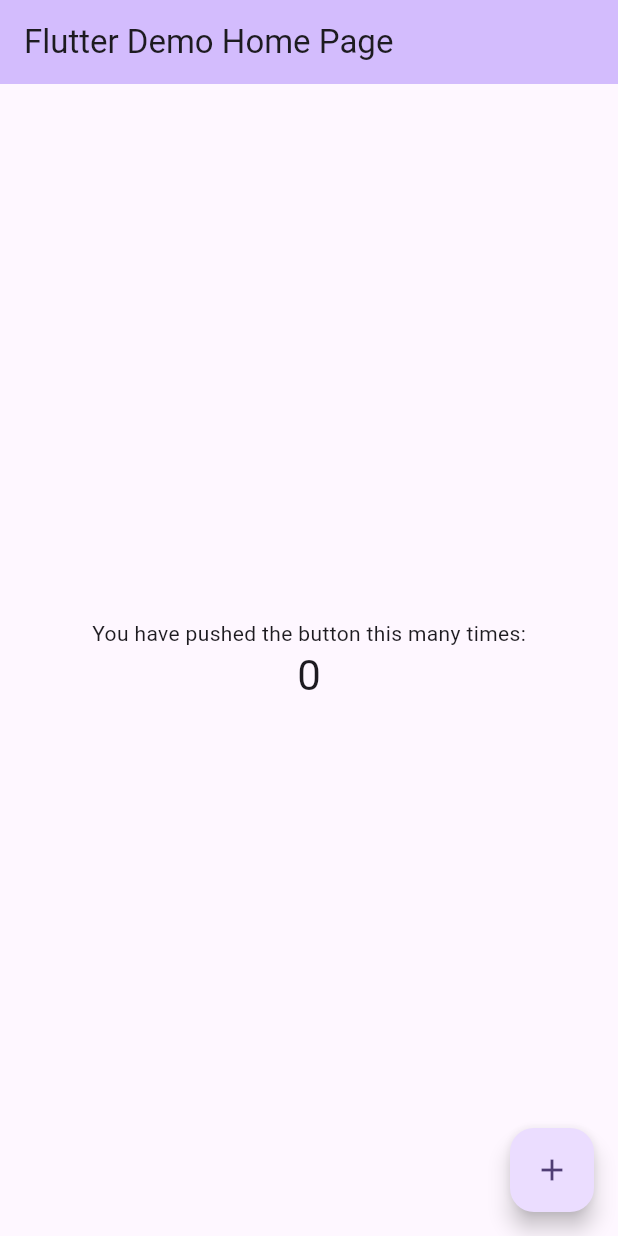
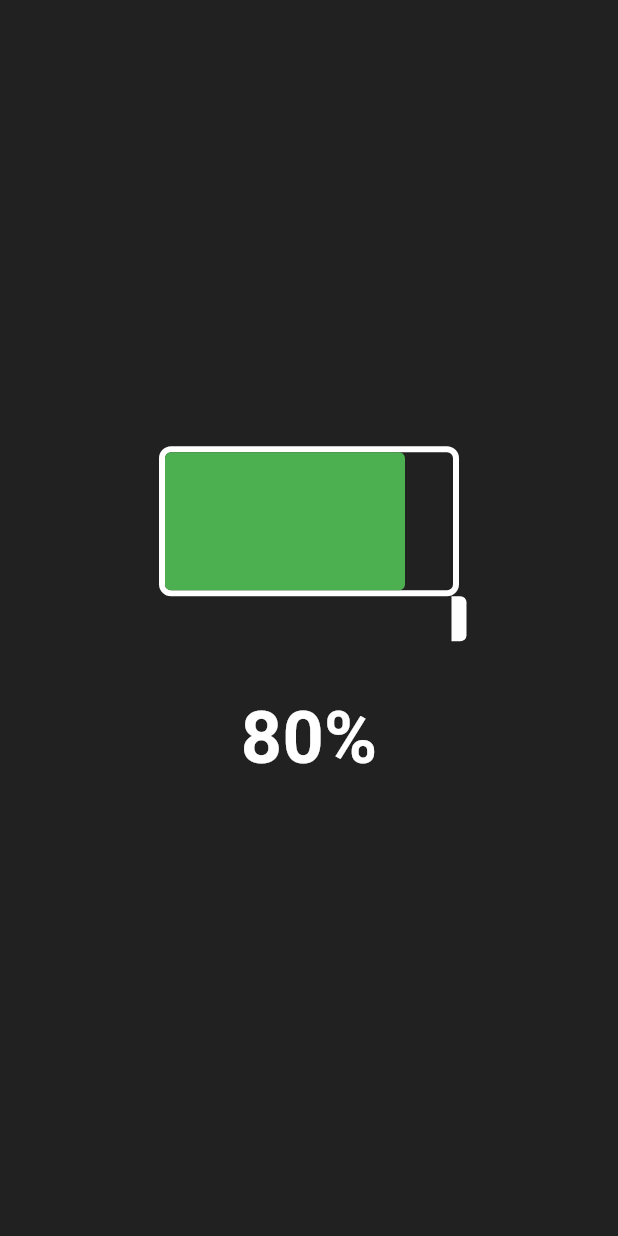
Before and after one commit to hungsean/my_maid, a Flutter app: the screen it shows after launch, on a phone screen of 412 x 824 dp. Run offline on Flutter 3.47's test engine with Material 3 defaults, Android fonts, the phone set to English and light mode, and no system bars.

Commit message:
✨ Add battery monitoring UI structure
- Create BatteryScreen as main app home
- Add battery_widget for battery status display
- Clean up Flutter boilerplate code
- Update app theme to green color scheme

🤖 Generated with Claude Code

Co-Authored-By: Claude <noreply@anthropic.com>

```diff
--- a/lib/main.dart
+++ b/lib/main.dart
@@ -1,4 +1,5 @@
 import 'package:flutter/material.dart';
+import 'screens/battery_screen.dart';
 
 void main() {
   runApp(const MyApp());
@@ -7,116 +8,15 @@ void main() {
 class MyApp extends StatelessWidget {
   const MyApp({super.key});
 
-  // This widget is the root of your application.
   @override
   Widget build(BuildContext context) {
     return MaterialApp(
-      title: 'Flutter Demo',
+      title: '電量監控',
       theme: ThemeData(
-        // This is the theme of your application.
-        //
-        // TRY THIS: Try running your application with "flutter run". You'll see
-        // the application has a purple toolbar. Then, without quitting the app,
-        // try changing the seedColor in the colorScheme below to Colors.green
-        // and then invoke "hot reload" (save your changes or press the "hot
-        // reload" button in a Flutter-supported IDE, or press "r" if you used
-        // the command line to start the app).
-        //
-        // Notice that the counter didn't reset back to zero; the application
-        // state is not lost during the reload. To reset the state, use hot
-        // restart instead.
-        //
-        // This works for code too, not just values: Most code changes can be
-        // tested with just a hot reload.
-        colorScheme: ColorScheme.fromSeed(seedColor: Colors.deepPurple),
+        colorScheme: ColorScheme.fromSeed(seedColor: Colors.green),
+        useMaterial3: true,
       ),
-      home: const MyHomePage(title: 'Flutter Demo Home Page'),
+      home: const BatteryScreen(),
     );
   }
 }
-
-class MyHomePage extends StatefulWidget {
-  const MyHomePage({super.key, required this.title});
-
-  // This widget is the home page of your application. It is stateful, meaning
-  // that it has a State object (defined below) that contains fields that affect
-  // how it looks.
-
-  // This class is the configuration for the state. It holds the values (in this
-  // case the title) provided by the parent (in this case the App widget) and
-  // used by the build method of the State. Fields in a Widget subclass are
-  // always marked "final".
-
-  final String title;
-
-  @override
-  State<MyHomePage> createState() => _MyHomePageState();
-}
-
-class _MyHomePageState extends State<MyHomePage> {
-  int _counter = 0;
-
-  void _incrementCounter() {
-    setState(() {
-      // This call to setState tells the Flutter framework that something has
-      // changed in this State, which causes it to rerun the build method below
-      // so that the display can reflect the updated values. If we changed
-      // _counter without calling setState(), then the build method would not be
-      // called again, and so nothing would appear to happen.
-      _counter++;
-    });
-  }
-
-  @override
-  Widget build(BuildContext context) {
-    // This method is rerun every time setState is called, for instance as done
-    // by the _incrementCounter method above.
-    //
-    // The Flutter framework has been optimized to make rerunning build methods
-    // fast, so that you can just rebuild anything that needs updating rather
-    // than having to individually change instances of widgets.
-    return Scaffold(
-      appBar: AppBar(
-        // TRY THIS: Try changing the color here to a specific color (to
-        // Colors.amber, perhaps?) and trigger a hot reload to see the AppBar
-        // change color while the other colors stay the same.
-        backgroundColor: Theme.of(context).colorScheme.inversePrimary,
-        // Here we take the value from the MyHomePage object that was created by
-        // the App.build method, and use it to set our appbar title.
-        title: Text(widget.title),
-      ),
-      body: Center(
-        // Center is a layout widget. It takes a single child and positions it
-        // in the middle of the parent.
-        child: Column(
-          // Column is also a layout widget. It takes a list of children and
-          // arranges them vertically. By default, it sizes itself to fit its
-          // children horizontally, and tries to be as tall as its parent.
-          //
-          // Column has various properties to control how it sizes itself and
-          // how it positions its children. Here we use mainAxisAlignment to
-          // center the children vertically; the main axis here is the vertical
-          // axis because Columns are vertical (the cross axis would be
-          // horizontal).
-          //
-          // TRY THIS: Invoke "debug painting" (choose the "Toggle Debug Paint"
-          // action in the IDE, or press "p" in the console), to see the
-          // wireframe for each widget.
-          mainAxisAlignment: MainAxisAlignment.center,
-          children: <Widget>[
-            const Text('You have pushed the button this many times:'),
-            Text(
-              '$_counter',
-              style: Theme.of(context).textTheme.headlineMedium,
-            ),
-          ],
-        ),
-      ),
-      floatingActionButton: FloatingActionButton(
-        onPressed: _incrementCounter,
-        tooltip: 'Increment',
-        child: const Icon(Icons.add),
-      ), // This trailing comma makes auto-formatting nicer for build methods.
-    );
-  }
-}
--- /dev/null
+++ b/lib/screens/battery_screen.dart
@@ -0,0 +1,16 @@
+import 'package:flutter/material.dart';
+import '../widgets/battery_widget.dart';
+
+class BatteryScreen extends StatelessWidget {
+  const BatteryScreen({super.key});
+
+  @override
+  Widget build(BuildContext context) {
+    return Scaffold(
+      backgroundColor: Colors.grey[900],
+      body: Center(
+        child: BatteryWidget(batteryLevel: 80),
+      ),
+    );
+  }
+}
--- /dev/null
+++ b/lib/widgets/battery_widget.dart
@@ -0,0 +1,76 @@
+import 'package:flutter/material.dart';
+
+class BatteryWidget extends StatelessWidget {
+  final int batteryLevel;
+
+  const BatteryWidget({
+    super.key,
+    required this.batteryLevel,
+  });
+
+  @override
+  Widget build(BuildContext context) {
+    return Column(
+      mainAxisAlignment: MainAxisAlignment.center,
+      children: [
+        // 電池圖示
+        Container(
+          width: 200,
+          height: 100,
+          decoration: BoxDecoration(
+            border: Border.all(color: Colors.white, width: 4),
+            borderRadius: BorderRadius.circular(8),
+          ),
+          child: Stack(
+            children: [
+              // 電量填充
+              Align(
+                alignment: Alignment.centerLeft,
+                child: Container(
+                  width: 200 * (batteryLevel / 100),
+                  decoration: BoxDecoration(
+                    color: _getBatteryColor(),
+                    borderRadius: BorderRadius.circular(4),
+                  ),
+                ),
+              ),
+            ],
+          ),
+        ),
+        // 電池頭
+        Container(
+          width: 10,
+          height: 30,
+          margin: const EdgeInsets.only(left: 200),
+          decoration: BoxDecoration(
+            color: Colors.white,
+            borderRadius: const BorderRadius.only(
+              topRight: Radius.circular(4),
+              bottomRight: Radius.circular(4),
+            ),
+          ),
+        ),
+        const SizedBox(height: 30),
+        // 電量百分比文字
+        Text(
+          '$batteryLevel%',
+          style: const TextStyle(
+            fontSize: 48,
+            fontWeight: FontWeight.bold,
+            color: Colors.white,
+          ),
+        ),
+      ],
+    );
+  }
+
+  Color _getBatteryColor() {
+    if (batteryLevel > 50) {
+      return Colors.green;
+    } else if (batteryLevel > 20) {
+      return Colors.orange;
+    } else {
+      return Colors.red;
+    }
+  }
+}
```
